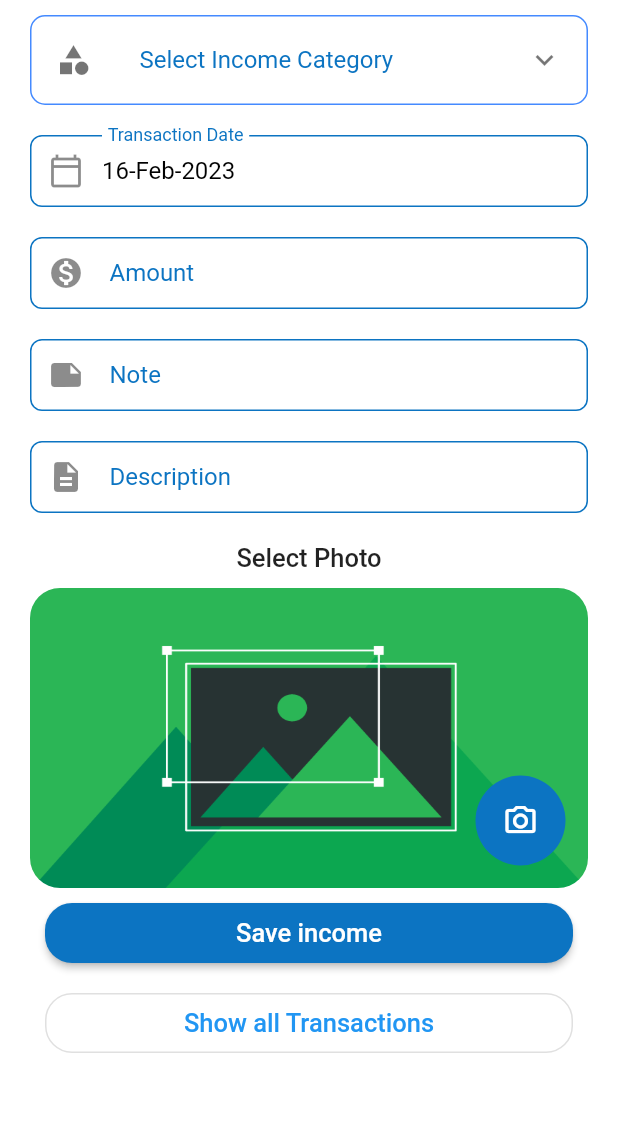
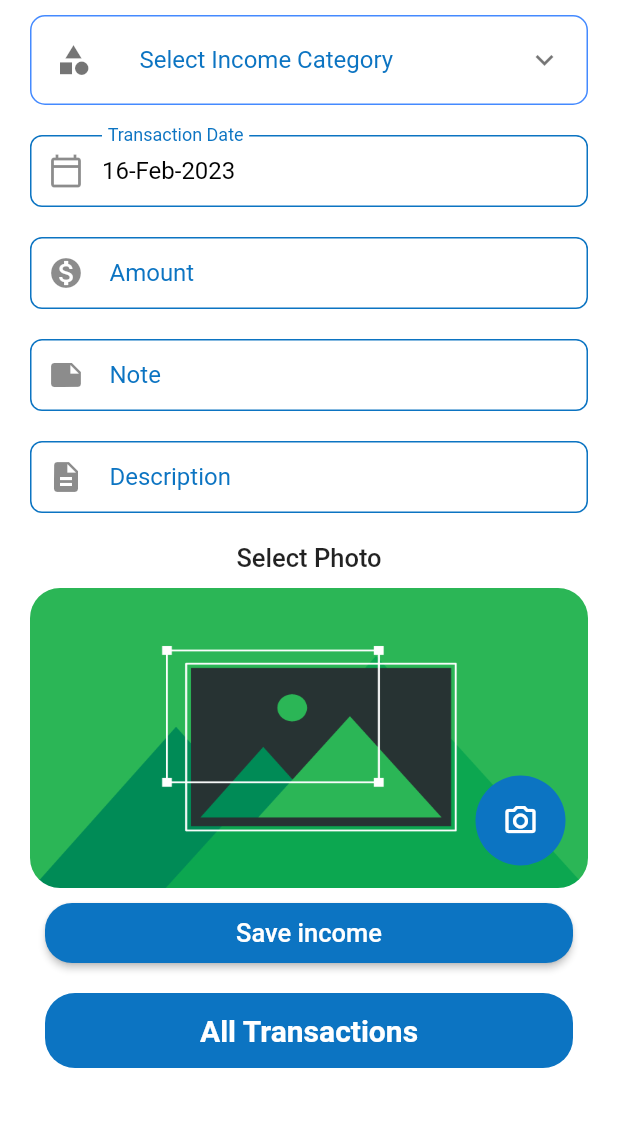
Before and after one commit to Saira-kanwal/money-manager-app, a Flutter app: the AddTransactionView screen opened directly, on a phone screen of 412 x 824 dp, the part 90-1217 px from its top. Run offline on Flutter 3.47's test engine with Material 2 defaults, Android fonts, the phone set to English and light mode, and no system bars; our stand-ins replace convex_bottom_bar, fl_chart, image_picker, sqflite; accounts and stored records are empty.

```diff
--- /dev/null
+++ b/lib/models/chart_model.dart
@@ -0,0 +1,15 @@
+class ChartModel
+{
+  final String? title;
+  final double? value;
+
+  ChartModel({this.title,this.value});
+
+  factory ChartModel.fromMap(Map data)
+  {
+    return ChartModel(
+      title: data['title'],
+      value: double.parse(data['value'].toString() ?? '0')
+    );
+  }
+}
--- a/lib/view_model/transaction_view_model.dart
+++ b/lib/view_model/transaction_view_model.dart
@@ -1,13 +1,12 @@
-
-// ignore_for_file: avoid_print
-
 import 'package:flutter/cupertino.dart';
 import 'package:flutter/material.dart';
 import 'package:intl/intl.dart';
+import 'package:money_manager_app_sqlite/models/chart_model.dart';
 import 'package:money_manager_app_sqlite/models/transaction_model.dart';
 import 'package:money_manager_app_sqlite/services/sqlite_service.dart';
 import 'package:money_manager_app_sqlite/utils/common_functions.dart';
 import '../models/category_model.dart';
+import 'dart:math' as math;
 
 class TransactionViewModel extends ChangeNotifier
 {
@@ -26,28 +25,32 @@ class TransactionViewModel extends ChangeNotifier
   String _type = 'income';
   String _category = 'Select Income Category';
   List<Transaction> _transactions = [];
+  List<ChartModel> _expenseChartData = [];
+  List<ChartModel> _incomeChartData = [];
+  List<Color> colors = [];
 
 
-  List<Transaction> get transactions => _transactions;
+  String get category => _category;
+  DateTime get selectedDate => _selectedDate;
   List<String> get categories => _categories;
   String get type => _type;
-  String get category => _category;
-  DateTime get selectedDate => _selectedDate;
+  List<Transaction> get transactions => _transactions;
+  List<ChartModel> get expenseChartData => _expenseChartData;
+  List<ChartModel> get incomeChartData => _incomeChartData;
 
-
-set imagePath(String val)
-{
+  set imagePath(String val)
+  {
   _imagePath = val;
   notifyListeners();
-}
-
+  }
   set type(String val)
   {
     _type = val;
     notifyListeners();
   }
 
-  set category (String val){
+  set category (String val)
+  {
     _category = val;
     notifyListeners();
   }
@@ -67,10 +70,13 @@ set imagePath(String val)
     notifyListeners();
   }
 
-  getTransactions() async {
+  getTransactions() async
+  {
     var data = await db.getAllRows("Select * from transactions");
     _transactions = data.map((e) => Transaction.fromMap(e)).toList();
+    colors = List.generate(_transactions.length, (index) => Color((math.Random().nextDouble() * 0xFFFFFF).toInt()).withOpacity(1.0));
     calculateTotal();
+    calculateChartData();
     notifyListeners();
 
   }
@@ -110,6 +116,7 @@ set imagePath(String val)
       String query = "Update transactions set category = '$category', type = '$type', amount = '${amountController.text}', note = '${noteController.text}', description = '${descController.text}', transactionDate = '$_selectedDate', imagePath = '$_imagePath' where id = '$_id' ";
       CommonFunctions.showSnackBar(context: context, message: "$_type Successfully Updated");
       var id = await db.update(query);
+      clearData();
       print('Date Updated $id');
       notifyListeners();
     }
@@ -175,5 +182,47 @@ set imagePath(String val)
     notifyListeners();
   }
 
+  calculateChartData()
+  {
+    _expenseChartData.clear();
+    _incomeChartData.clear();
+    for (int i=0; i< _transactions.length; i++)
+      {
+        double sum = 0;
+        if(_transactions[i].type == "income")
+          {
+            for(int j = 0; j < _transactions.length; j++)
+            {
+              if(_transactions[i].category == _transactions[j].category)
+                {
+                  sum += _transactions[j].amount ?? 0;
+                }
+            }
+            _incomeChartData.add(
+              ChartModel(
+                title: _transactions[i].category.toString(),
+                value: sum
+              )
+            );
+          }else
+            {
+              for(int j = 0; j < _transactions.length; j++)
+              {
+                if(_transactions[i].category == _transactions[j].category)
+                {
+                  sum += _transactions[j].amount ?? 0;
+                }
+              }
+              _expenseChartData.add(
+                  ChartModel(
+                      title: _transactions[i].category.toString(),
+                      value: sum
+                  )
+              );
+            }
+      }
+
+  }
+
 
 }
--- a/lib/views/add_transaction_view.dart
+++ b/lib/views/add_transaction_view.dart
@@ -1,4 +1,6 @@
 import 'package:flutter/material.dart';
+import 'package:intl/intl.dart';
+import 'package:money_manager_app_sqlite/models/transaction_model.dart';
 import 'package:money_manager_app_sqlite/utils/app_colors.dart';
 import 'package:money_manager_app_sqlite/utils/common_functions.dart';
 import 'package:money_manager_app_sqlite/view_model/transaction_view_model.dart';
@@ -7,36 +9,23 @@ import  'package:money_manager_app_sqlite/widgets/type_sector.dart';
 import 'package:provider/provider.dart';
 import '../widgets/input_field.dart';
 import '../widgets/insert_photo.dart';
+import '../widgets/transaction_title.dart';
+import '../widgets/transactions_list_widget.dart';
 
 class AddTransactionView extends StatelessWidget {
   const AddTransactionView({Key? key}) : super(key: key);
 
+
   @override
   Widget build(BuildContext context) {
     TransactionViewModel vm = context.watch<TransactionViewModel>();
+    vm.getTransactions();
     vm.getCategories();
     return Scaffold(
       backgroundColor: Colors.white,
-      // appBar: AppBar(
-      //   elevation: 0,
-      //   backgroundColor: Colors.white,
-      //   title:  Center(child: Text('add ${vm.type} ',style: const TextStyle(color: Colors.black),)),
-      //   actions: [
-      //     IconButton(
-      //         onPressed: (){
-      //           vm.clearData();
-      //         },
-      //         splashRadius: 20,
-      //         icon: const Icon(Icons.cyclone))
-      //   ],
-      // ),
       body:SingleChildScrollView(
         padding: const EdgeInsets.all(20.0),
-        child:
-        // Consumer<TransactionViewModel>(
-        //     builder: (context, vm, child) {
-        //       return
-                Column(
+        child: Column(
                 children: [
                   TypeSelector(
                     onSelect: (val)
@@ -152,33 +141,53 @@ class AddTransactionView extends StatelessWidget {
                     ),
                   ),
 
-                  Padding(
-                    padding: const EdgeInsets.all(10.0),
-                    child: SizedBox(
-                        height: 40,
-                        width: MediaQuery.of(context).size.width,
-                        child: OutlinedButton(
-                          style: ButtonStyle(
-                            shape: MaterialStateProperty.all(RoundedRectangleBorder(borderRadius: BorderRadius.circular(18))
-                            )
-                          ),
-                          onPressed: () {
+                  // Padding(
+                  //   padding: const EdgeInsets.all(10.0),
+                  //   child: SizedBox(
+                  //       height: 40,
+                  //       width: MediaQuery.of(context).size.width,
+                  //       child: OutlinedButton(
+                  //         style: ButtonStyle(
+                  //           shape: MaterialStateProperty.all(RoundedRectangleBorder(borderRadius: BorderRadius.circular(18))
+                  //           )
+                  //         ),
+                  //         onPressed: () {
+                  //
+                  //          Navigator.push(context, MaterialPageRoute(builder: (context)=> const TransactionDataTable()));
+                  //         },
+                  //         child: const Text('Show all Transactions',style: TextStyle(fontWeight: FontWeight.w500,fontSize: 17)),
+                  //
+                  //       )
+                  //   ),
+                  // ),
 
-                           Navigator.push(context, MaterialPageRoute(builder: (context)=> const TransactionDataTable()));
-                          },
-                          child: const Text('Show all Transactions',style: TextStyle(fontWeight: FontWeight.w500,fontSize: 17)),
 
-                        )
-                    ),
-                  ),
+                  const TransactionTitle(title: 'All Transactions',),
 
-                  // const TransactionDataTable()
+                  ListView.builder(
+                      itemCount:  vm.transactions.length,
+                      shrinkWrap: true,
+                      physics: const NeverScrollableScrollPhysics(),
+                      itemBuilder: (context, index)
+                          {
+                              return TransactionListWidget(
+                                title: '${vm.transactions[index].category}',
+                                type: '${vm.transactions[index].type}',
+                                date: DateFormat("dd-MMM-yyyy").format(vm.transactions[index].transactionDate!),
+                                note: '${vm.transactions[index].note}',
+                                amount: '${vm.transactions[index].amount}',
+                                onPressed: (){
+                                  vm.loadData(vm.transactions[index]);
+                                },
+                              );
 
+
+                          }
+                  )
 
                 ],
               )
-          // ;
-            // }
+
         ),
 
       // ),
--- /dev/null
+++ b/lib/widgets/transaction_title.dart
@@ -0,0 +1,33 @@
+import 'package:flutter/cupertino.dart';
+import 'package:flutter/material.dart';
+import 'package:money_manager_app_sqlite/utils/app_colors.dart';
+
+class TransactionTitle extends StatelessWidget {
+  final String  title;
+  const TransactionTitle({Key? key, required this.title}) : super(key: key);
+
+  @override
+  Widget build(BuildContext context) {
+    return Padding(
+      padding: const EdgeInsets.all(10.0),
+      child: Container(
+        height: 50,
+        width: MediaQuery.of(context).size.width,
+        decoration: const BoxDecoration(
+          color: AppColors.primaryColor,
+          borderRadius:  BorderRadius.all(Radius.circular(20.0)),
+        ),
+        child: Center(
+          child: Text(
+              title,
+            style: const TextStyle(
+              fontWeight: FontWeight.bold,
+                color: Colors.white,
+                fontSize: 20
+            ),
+          ),
+        ),
+      ),
+    );
+  }
+}
```
Also changed, not shown: lib/views/category_manager_view.dart (+2 -6 lines), lib/views/dashboard_view.dart (+8 -0 lines), lib/views/home_screen_view.dart (+40 -3 lines), lib/views/transactions_history_view.dart (+10 -6 lines), lib/widgets/pie_chart.dart (+28 -82 lines), lib/widgets/transactions_list_widget.dart (added, +90 -0 lines).
